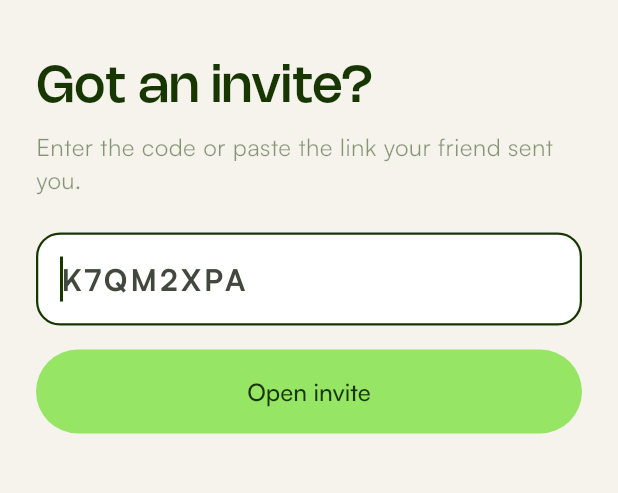
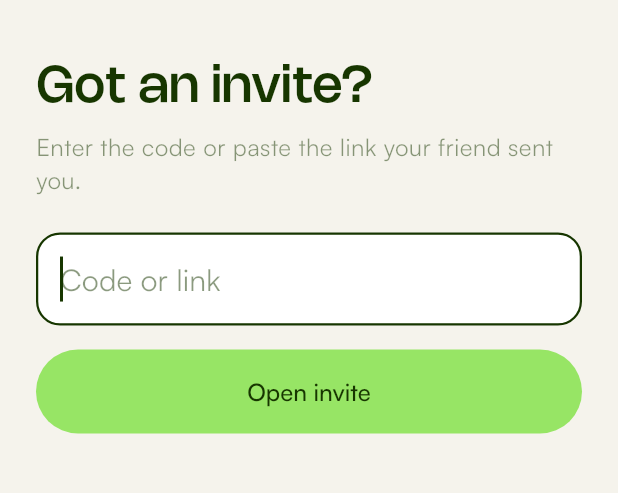
Before and after one commit to ViaxCo/velio-assessment, a Flutter app: the screen it shows after launch, on a phone screen of 412 x 824 dp, the part 114-607 px from its top. Run offline on Flutter 3.47's test engine with Material 3 defaults, Android fonts, the light colour scheme and no system bars; our stand-ins replace flutter_svg, shared_preferences.

Commit message:
Make the code field hint look like a hint
The hint was a sample code in the field's bold, spaced style, so it looked like a code was already typed. It now says Code or link in plain muted text, which also matches the line above it. Typed codes keep the bold style.

```diff
--- a/mobile/lib/enter_code_screen.dart
+++ b/mobile/lib/enter_code_screen.dart
@@ -79,7 +79,12 @@ class _EnterCodeScreenState extends State<EnterCodeScreen> {
               textInputAction: TextInputAction.go,
               onSubmitted: (_) => _submit(),
               style: const TextStyle(fontSize: 20, letterSpacing: 2, fontWeight: FontWeight.w700),
-              decoration: InputDecoration(hintText: 'K7QM2XPA', errorText: _error, errorMaxLines: 2),
+              decoration: InputDecoration(
+                hintText: 'Code or link',
+                hintStyle: const TextStyle(color: muted, letterSpacing: 0, fontWeight: FontWeight.w400),
+                errorText: _error,
+                errorMaxLines: 2,
+              ),
             ),
             const SizedBox(height: 16),
             PressScale(child: FilledButton(onPressed: _submit, child: const Text('Open invite'))),
```
